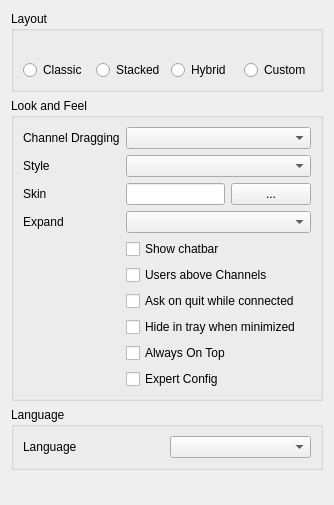
Before: the Qt Designer form src/mumble/LookConfig.ui in mumble-voip/mumble, drawn with Qt 5.
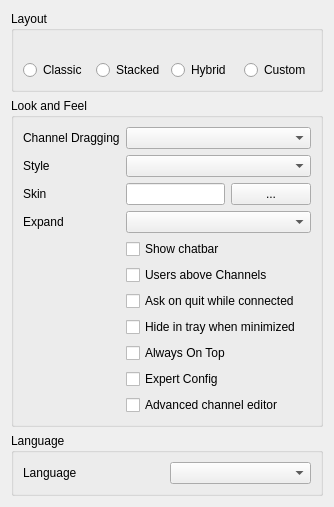
After: the same form once the commit is applied. Icons and pictures are not drawn.

Commit message: Move advanced channel editor switch to options menu.

Diff of the .ui file:
```diff
--- a/src/mumble/LookConfig.ui
+++ b/src/mumble/LookConfig.ui
@@ -6,7 +6,7 @@
    <rect>
     <x>0</x>
     <y>0</y>
-    <width>311</width>
+    <width>312</width>
     <height>505</height>
    </rect>
   </property>
@@ -310,6 +310,20 @@
         </property>
        </widget>
       </item>
+      <item row="10" column="1" colspan="2">
+       <widget class="QCheckBox" name="qcbAdvancedACL">
+        <property name="toolTip">
+         <string>Enabled advanced channel editor</string>
+        </property>
+        <property name="whatsThis">
+         <string>&lt;b&gt;Advanced channel editor&lt;/b&gt;&lt;br/&gt;
+This will enable advanced group and ACL editor functionality in the channel editor dialog.</string>
+        </property>
+        <property name="text">
+         <string>Advanced channel editor</string>
+        </property>
+       </widget>
+      </item>
      </layout>
     </widget>
    </item>
```
The commit also changes 4 other files.
